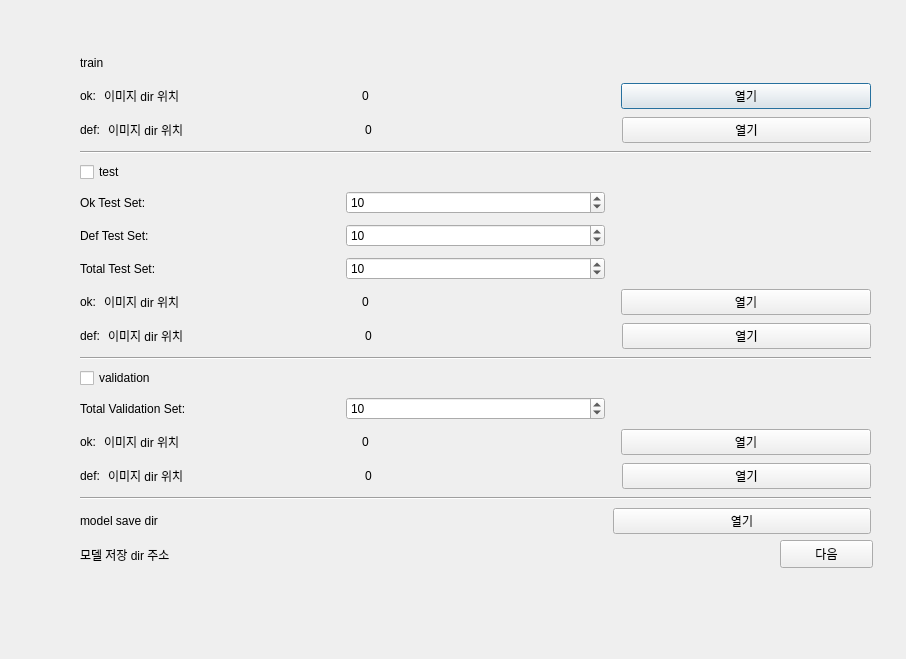
This is GUI/training/training_init.ui in sdc-defect/QC-Process as Qt 5 draws it before an edit. The edited form follows.
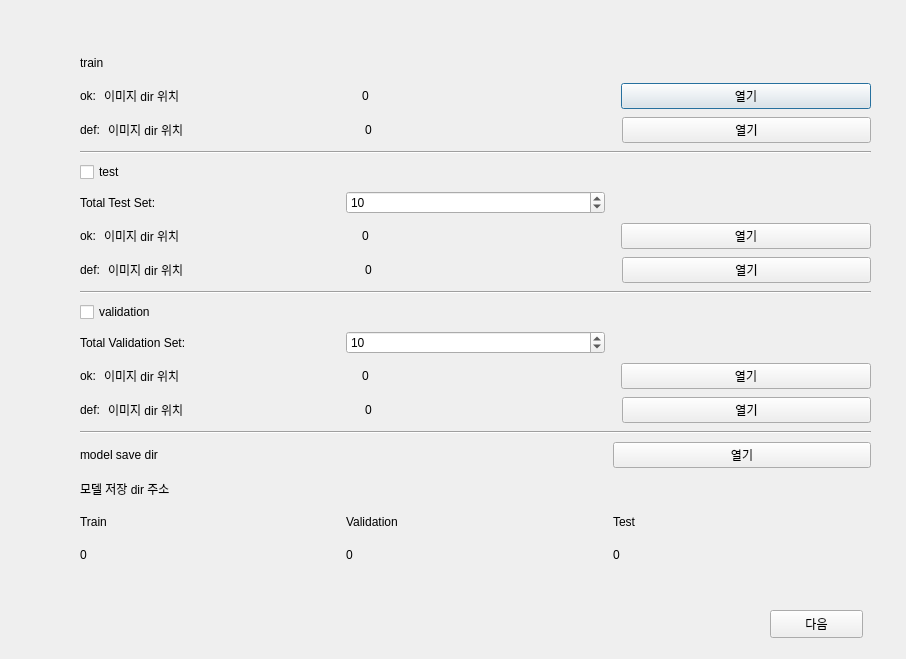
This is the edited form.

Commit message: Feat. GUI: 학습 프로세스 통신 준비

What changed in the file:
```diff
--- a/GUI/training/training_init.ui
+++ b/GUI/training/training_init.ui
@@ -120,74 +120,6 @@
       </property>
      </widget>
     </item>
-    <item>
-     <layout class="QHBoxLayout" name="okTestSet">
-      <item>
-       <widget class="QLabel" name="labelOkRatioTestTitle">
-        <property name="text">
-         <string>Ok Test Set:</string>
-        </property>
-       </widget>
-      </item>
-      <item>
-       <widget class="QSpinBox" name="spinBoxOkRatioTestCount">
-        <property name="minimum">
-         <number>5</number>
-        </property>
-        <property name="maximum">
-         <number>20</number>
-        </property>
-        <property name="singleStep">
-         <number>5</number>
-        </property>
-        <property name="value">
-         <number>10</number>
-        </property>
-       </widget>
-      </item>
-      <item>
-       <widget class="QLabel" name="labelOkRatioTestCount">
-        <property name="text">
-         <string/>
-        </property>
-       </widget>
-      </item>
-     </layout>
-    </item>
-    <item>
-     <layout class="QHBoxLayout" name="defTestSet">
-      <item>
-       <widget class="QLabel" name="labelDefRatioTestTitle">
-        <property name="text">
-         <string>Def Test Set:</string>
-        </property>
-       </widget>
-      </item>
-      <item>
-       <widget class="QSpinBox" name="spinBoxDefRatioTestCount">
-        <property name="minimum">
-         <number>5</number>
-        </property>
-        <property name="maximum">
-         <number>20</number>
-        </property>
-        <property name="singleStep">
-         <number>5</number>
-        </property>
-        <property name="value">
-         <number>10</number>
-        </property>
-       </widget>
-      </item>
-      <item>
-       <widget class="QLabel" name="labelDefRatioTestCount">
-        <property name="text">
-         <string/>
-        </property>
-       </widget>
-      </item>
-     </layout>
-    </item>
     <item>
      <layout class="QHBoxLayout" name="totalTestSet">
       <item>
@@ -437,13 +369,63 @@
       </property>
      </widget>
     </item>
+    <item>
+     <layout class="QHBoxLayout" name="totalRatioPlot">
+      <item>
+       <widget class="QLabel" name="totalRatioPlotTrain_2">
+        <property name="text">
+         <string>Train</string>
+        </property>
+       </widget>
+      </item>
+      <item>
+       <widget class="QLabel" name="totalRatioPlotValidation">
+        <property name="text">
+         <string>Validation</string>
+        </property>
+       </widget>
+      </item>
+      <item>
+       <widget class="QLabel" name="totalRatioPlotTest">
+        <property name="text">
+         <string>Test</string>
+        </property>
+       </widget>
+      </item>
+     </layout>
+    </item>
+    <item>
+     <layout class="QHBoxLayout" name="totalRatioPlotCount">
+      <item>
+       <widget class="QLabel" name="totalRatioPlotCountTrain">
+        <property name="text">
+         <string>0</string>
+        </property>
+       </widget>
+      </item>
+      <item>
+       <widget class="QLabel" name="totalRatioPlotCountValidation">
+        <property name="text">
+         <string>0</string>
+        </property>
+       </widget>
+      </item>
+      <item>
+       <widget class="QLabel" name="totalRatioPlotCountTest">
+        <property name="text">
+         <string>0</string>
+        </property>
+       </widget>
+      </item>
+     </layout>
+    </item>
    </layout>
   </widget>
   <widget class="QPushButton" name="pushButtonInitNext">
    <property name="geometry">
     <rect>
-     <x>780</x>
-     <y>540</y>
+     <x>770</x>
+     <y>610</y>
      <width>93</width>
      <height>28</height>
     </rect>
```
The commit also changes 2 other files.
